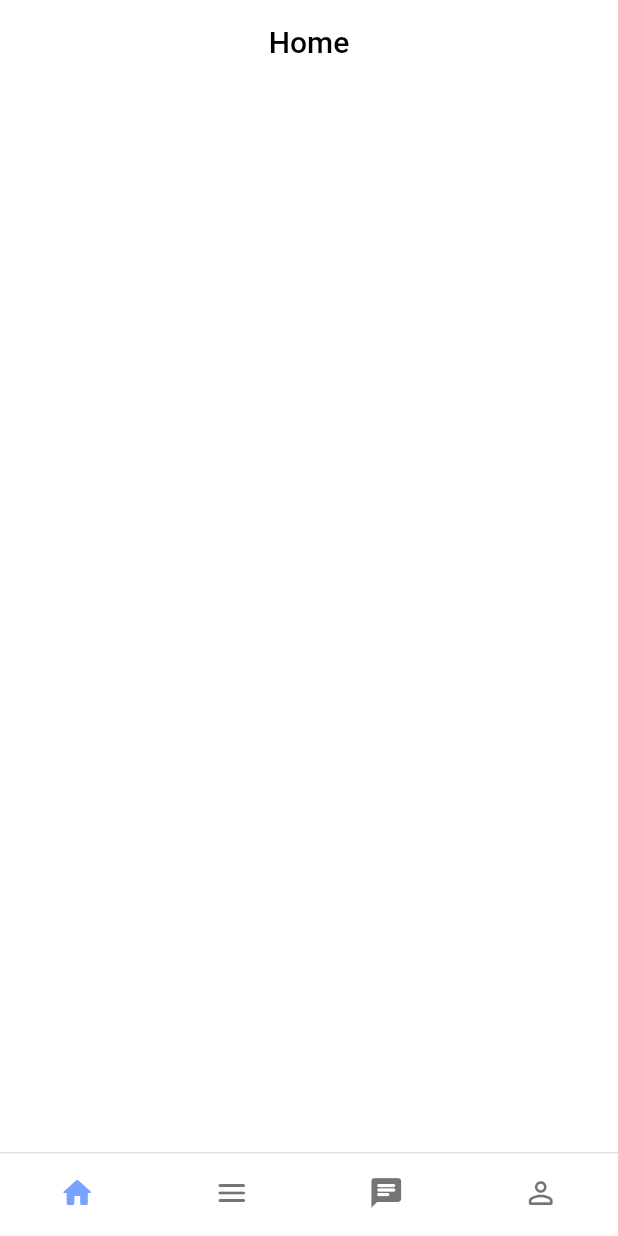
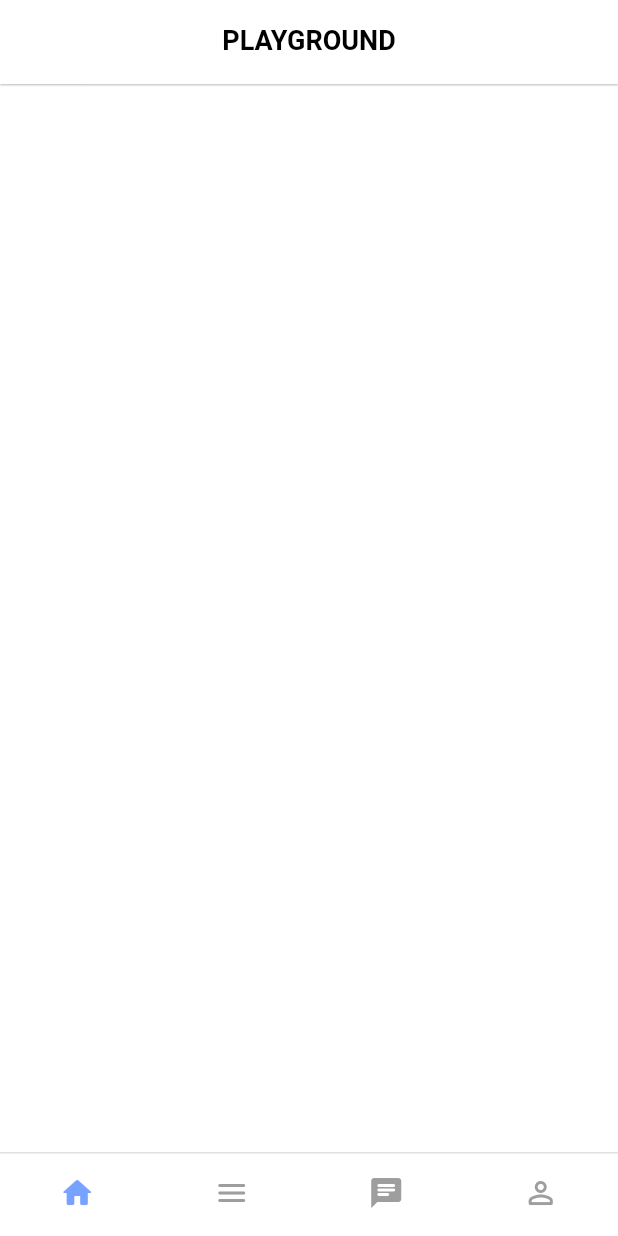
Before and after one commit to Jaehyeon0415/flutter_study, a Flutter app: the screen it shows after launch, on a phone screen of 412 x 824 dp. Run offline on Flutter 3.47's test engine with Material 2 defaults, Android fonts, the phone set to English and light mode, and no system bars; our stand-ins replace go_router.

Commit message:
[playground] feat: pageTransition animations 추가
 - appBar textStyle 추가

```diff
--- a/playground/analysis_options.yaml
+++ b/playground/analysis_options.yaml
@@ -23,7 +23,7 @@ linter:
   # producing the lint.
   rules:
     # avoid_print: false  # Uncomment to disable the `avoid_print` rule
-    # prefer_single_quotes: true  # Uncomment to enable the `prefer_single_quotes` rule
+    prefer_single_quotes: true  # Uncomment to enable the `prefer_single_quotes` rule
 
 # Additional information about this file can be found at
 # https://dart.dev/guides/language/analysis-options
--- a/playground/lib/presentation/view/category/category_page.dart
+++ b/playground/lib/presentation/view/category/category_page.dart
@@ -1,4 +1,6 @@
 import 'package:flutter/material.dart';
+import 'package:playground/presentation/widget/text/ui_text.dart';
+import 'package:playground/res/font.dart';
 
 class CategoryPage extends StatefulWidget {
   const CategoryPage({super.key});
@@ -12,7 +14,7 @@ class _CategoryPageState extends State<CategoryPage> {
   Widget build(BuildContext context) {
     return Scaffold(
       appBar: AppBar(
-        title: Text('Category'),
+        title: UiText('카테고리', style: TextStyles.appbar),
       ),
     );
   }
--- a/playground/lib/presentation/view/chat/chat_page.dart
+++ b/playground/lib/presentation/view/chat/chat_page.dart
@@ -1,4 +1,6 @@
 import 'package:flutter/material.dart';
+import 'package:playground/presentation/widget/text/ui_text.dart';
+import 'package:playground/res/font.dart';
 
 class ChatPage extends StatefulWidget {
   const ChatPage({super.key});
@@ -12,7 +14,7 @@ class _ChatPageState extends State<ChatPage> {
   Widget build(BuildContext context) {
     return Scaffold(
       appBar: AppBar(
-        title: Text('Chat'),
+        title: UiText('채팅', style: TextStyles.appbar),
       ),
     );
   }
--- a/playground/lib/presentation/view/error/not_found_page.dart
+++ b/playground/lib/presentation/view/error/not_found_page.dart
@@ -1,4 +1,6 @@
 import 'package:flutter/material.dart';
+import 'package:playground/presentation/widget/text/ui_text.dart';
+import 'package:playground/res/font.dart';
 
 class NotFoundPage extends StatelessWidget {
   const NotFoundPage({super.key});
@@ -7,7 +9,7 @@ class NotFoundPage extends StatelessWidget {
   Widget build(BuildContext context) {
     return Scaffold(
       appBar: AppBar(
-        title: Text('Not Found'),
+        title: UiText('Not Found', style: TextStyles.appbar),
       ),
     );
   }
--- a/playground/lib/presentation/view/home/home_page.dart
+++ b/playground/lib/presentation/view/home/home_page.dart
@@ -1,4 +1,6 @@
 import 'package:flutter/material.dart';
+import 'package:playground/presentation/widget/text/ui_text.dart';
+import 'package:playground/res/font.dart';
 
 class HomePage extends StatefulWidget {
   const HomePage({super.key});
@@ -12,7 +14,7 @@ class _HomePageState extends State<HomePage> {
   Widget build(BuildContext context) {
     return Scaffold(
       appBar: AppBar(
-        title: Text('Home'),
+        title: UiText('PLAYGROUND', style: TextStyles.appbar),
       ),
     );
   }
--- a/playground/lib/presentation/view/login/login_page.dart
+++ b/playground/lib/presentation/view/login/login_page.dart
@@ -1,4 +1,6 @@
 import 'package:flutter/material.dart';
+import 'package:playground/presentation/widget/text/ui_text.dart';
+import 'package:playground/res/font.dart';
 
 class LoginPage extends StatefulWidget {
   const LoginPage({super.key});
@@ -12,7 +14,7 @@ class _LoginPageState extends State<LoginPage> {
   Widget build(BuildContext context) {
     return Scaffold(
       appBar: AppBar(
-        title: Text('Login'),
+        title: UiText('로그인/회원가입', style: TextStyles.appbar),
       ),
     );
   }
--- /dev/null
+++ b/playground/lib/presentation/view/page_package.dart
@@ -0,0 +1,23 @@
+// Splash
+export 'package:playground/presentation/view/splash/splash_page.dart';
+
+// Login
+export 'package:playground/presentation/view/login/login_page.dart';
+
+// Scaffold
+export 'package:playground/presentation/view/scaffold/scaffold_with_bottom_navbar.dart';
+
+// Home
+export 'package:playground/presentation/view/home/home_page.dart';
+
+// Category
+export 'package:playground/presentation/view/category/category_page.dart';
+
+// Chat
+export 'package:playground/presentation/view/chat/chat_page.dart';
+
+// Profile
+export 'package:playground/presentation/view/profile/profile_page.dart';
+
+// Not Found
+export 'package:playground/presentation/view/error/not_found_page.dart';
--- a/playground/lib/presentation/view/profile/profile_page.dart
+++ b/playground/lib/presentation/view/profile/profile_page.dart
@@ -1,4 +1,6 @@
 import 'package:flutter/material.dart';
+import 'package:playground/presentation/widget/text/ui_text.dart';
+import 'package:playground/res/font.dart';
 
 class ProfilePage extends StatefulWidget {
   const ProfilePage({super.key});
@@ -12,7 +14,7 @@ class _ProfilePageState extends State<ProfilePage> {
   Widget build(BuildContext context) {
     return Scaffold(
       appBar: AppBar(
-        title: Text('Profile'),
+        title: UiText('프로필', style: TextStyles.appbar),
       ),
     );
   }
--- a/playground/lib/presentation/view/scaffold/scaffold_with_bottom_navbar.dart
+++ b/playground/lib/presentation/view/scaffold/scaffold_with_bottom_navbar.dart
@@ -2,6 +2,8 @@ import 'package:flutter/material.dart';
 import 'package:go_router/go_router.dart';
 import 'package:playground/presentation/view/scaffold/scaffold_with_navbar_tab_item.dart';
 import 'package:playground/res/color.dart';
+import 'package:playground/router/app_router.dart';
+import 'package:playground/util/haptic.dart';
 
 class ScaffoldWithBottomNavBar extends StatefulWidget {
   const ScaffoldWithBottomNavBar({super.key, required this.child});
@@ -16,22 +18,22 @@ class ScaffoldWithBottomNavBar extends StatefulWidget {
 class _ScaffoldWithBottomNavBarState extends State<ScaffoldWithBottomNavBar> {
   final tabs = const [
     ScaffoldWithNavBarTabItem(
-      initialLocation: '/home',
+      initialLocation: AppRouter.home,
       icon: Icon(Icons.home_rounded),
       label: 'Home',
     ),
     ScaffoldWithNavBarTabItem(
-      initialLocation: '/category',
+      initialLocation: AppRouter.category,
       icon: Icon(Icons.menu_rounded),
       label: 'Category',
     ),
     ScaffoldWithNavBarTabItem(
-      initialLocation: '/chat',
+      initialLocation: AppRouter.chat,
       icon: Icon(Icons.chat_rounded),
       label: 'Chat',
     ),
     ScaffoldWithNavBarTabItem(
-      initialLocation: '/profile',
+      initialLocation: AppRouter.profile,
       icon: Icon(Icons.person_outline_rounded),
       label: 'Profile',
     )
@@ -51,6 +53,7 @@ class _ScaffoldWithBottomNavBarState extends State<ScaffoldWithBottomNavBar> {
           elevation: 0,
           backgroundColor: UiColor.white,
           selectedItemColor: UiColor.primary,
+          unselectedItemColor: Colors.grey.shade500,
           showSelectedLabels: false,
           showUnselectedLabels: false,
           items: tabs,
@@ -66,14 +69,12 @@ class _ScaffoldWithBottomNavBarState extends State<ScaffoldWithBottomNavBar> {
   int _locationToTabIndex(String location) {
     final index =
         tabs.indexWhere((t) => location.startsWith(t.initialLocation));
-    // if index not found (-1), return 0
     return index < 0 ? 0 : index;
   }
 
-  // callback used to navigate to the desired tab
   void _onItemTapped(BuildContext context, int tabIndex) {
+    Haptic.light();
     if (tabIndex != _currentIndex) {
-      // go to the initial location of the selected tab (by index)
       context.go(tabs[tabIndex].initialLocation);
     }
   }
--- a/playground/lib/presentation/view/splash/splash_page.dart
+++ b/playground/lib/presentation/view/splash/splash_page.dart
@@ -1,5 +1,7 @@
 import 'package:flutter/material.dart';
 import 'package:go_router/go_router.dart';
+import 'package:playground/presentation/widget/text/ui_text.dart';
+import 'package:playground/res/font.dart';
 import 'package:playground/router/app_router.dart';
 
 class SplashPage extends StatefulWidget {
@@ -18,17 +20,10 @@ class _SplashPageState extends State<SplashPage> {
 
   @override
   Widget build(BuildContext context) {
-    return const Material(
+    return Material(
       color: Colors.black,
       child: Center(
-        child: Text(
-          'PLAYGROUND',
-          style: TextStyle(
-            color: Colors.white,
-            fontSize: 24,
-            fontWeight: FontWeight.w600,
-          ),
-        ),
+        child: UiText('PLAYGROUND', style: TextStyles.logo),
       ),
     );
   }
--- /dev/null
+++ b/playground/lib/res/duration.dart
@@ -0,0 +1,3 @@
+class Durations {
+  static const transition = Duration(milliseconds: 250);
+}
--- a/playground/lib/res/font.dart
+++ b/playground/lib/res/font.dart
@@ -15,6 +15,7 @@ class FontSizes {
   static double get s24 => 24;
   static double get s28 => 28;
   static double get s32 => 32;
+  static double get s36 => 36;
 }
 
 class TextStyles {
@@ -26,4 +27,15 @@ class TextStyles {
     color: UiColor.black,
     height: 1,
   );
+
+  static TextStyle logo = notoSansKR.copyWith(
+    fontSize: FontSizes.s36,
+    fontWeight: FontWeight.w700,
+    color: UiColor.white,
+  );
+
+  static TextStyle appbar = notoSansKR.copyWith(
+    fontSize: FontSizes.s18,
+    fontWeight: FontWeight.w600,
+  );
 }
--- a/playground/lib/res/theme.dart
+++ b/playground/lib/res/theme.dart
@@ -25,7 +25,7 @@ class AppTheme {
       appBarTheme: const AppBarTheme(
         backgroundColor: UiColor.white,
         foregroundColor: UiColor.black,
-        elevation: 0,
+        elevation: 0.5,
         centerTitle: true,
       ),
       splashColor: Colors.transparent,
--- a/playground/lib/router/app_router.dart
+++ b/playground/lib/router/app_router.dart
@@ -1,18 +1,12 @@
 import 'package:flutter/material.dart';
+import 'package:animations/animations.dart';
 import 'package:go_router/go_router.dart';
-import 'package:playground/presentation/view/category/category_page.dart';
-import 'package:playground/presentation/view/chat/chat_page.dart';
-import 'package:playground/presentation/view/error/not_found_page.dart';
-import 'package:playground/presentation/view/home/home_page.dart';
-import 'package:playground/presentation/view/login/login_page.dart';
-import 'package:playground/presentation/view/profile/profile_page.dart';
-import 'package:playground/presentation/view/scaffold/scaffold_with_bottom_navbar.dart';
-import 'package:playground/presentation/view/splash/splash_page.dart';
+import 'package:playground/presentation/view/page_package.dart';
+import 'package:playground/res/duration.dart';
 
 class AppRouter {
   static const String splash = '/splash';
   static const String login = '/login';
-  // static const String main = '/';
   static const String home = '/home';
   static const String category = '/category';
   static const String chat = '/chat';
@@ -41,8 +35,20 @@ class AppRouter {
       GoRoute(path: splash, name: 'splash', pageBuilder: _splashPageBuilder),
       ShellRoute(
         navigatorKey: _shellNavigatorKey,
-        builder: (context, state, child) {
-          return ScaffoldWithBottomNavBar(child: child);
+        pageBuilder: (context, state, child) {
+          return CustomTransitionPage(
+            key: state.pageKey,
+            transitionDuration: Durations.transition,
+            transitionsBuilder:
+                (context, animation, secondaryAnimation, child) {
+              return FadeThroughTransition(
+                animation: animation,
+                secondaryAnimation: secondaryAnimation,
+                child: child,
+              );
+            },
+            child: ScaffoldWithBottomNavBar(child: child),
+          );
         },
         routes: [
           GoRoute(path: home, name: 'home', pageBuilder: _homePageBuilder),
--- /dev/null
+++ b/playground/lib/util/haptic.dart
@@ -0,0 +1,8 @@
+import 'package:flutter/services.dart';
+
+class Haptic {
+  static void light() => HapticFeedback.lightImpact();
+  static void medium() => HapticFeedback.mediumImpact();
+  static void heavy() => HapticFeedback.heavyImpact();
+  static void vibrate() => HapticFeedback.vibrate();
+}
```
Also changed, not shown: playground/pubspec.yaml (+7 -0 lines), playground/lib/data/model/product.dart (added), playground/pubspec.lock.
